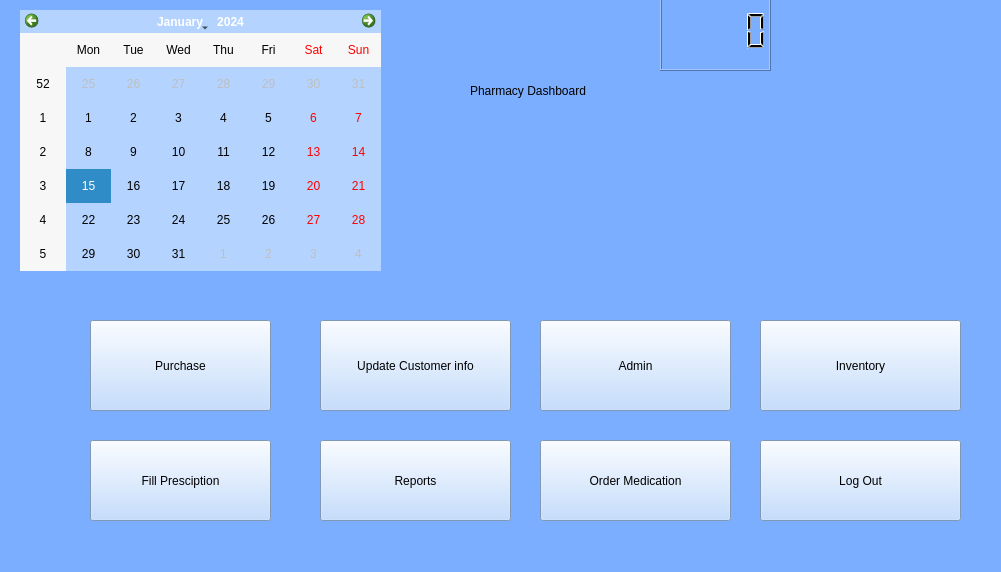
BennettPJ/SFWE403-Sem-Proj, file UI/Dashboard.ui: the form before one commit.
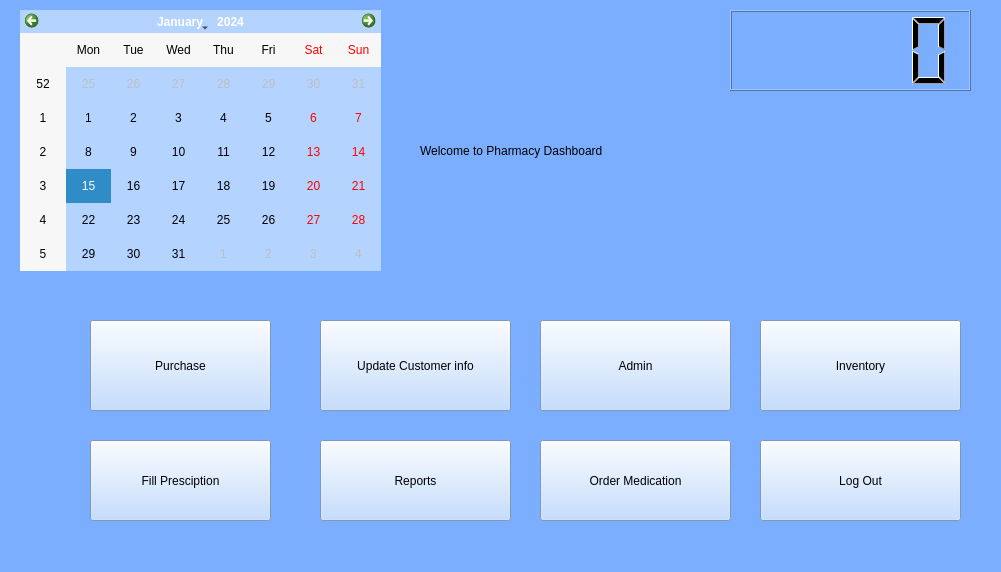
The form after the commit. Icons and pictures are not drawn.

The edit to the form file:
```diff
--- a/UI/Dashboard.ui
+++ b/UI/Dashboard.ui
@@ -123,9 +123,9 @@
    <widget class="QLabel" name="label">
     <property name="geometry">
      <rect>
-      <x>470</x>
-      <y>20</y>
-      <width>381</width>
+      <x>420</x>
+      <y>80</y>
+      <width>341</width>
       <height>141</height>
      </rect>
     </property>
@@ -140,7 +140,7 @@
 </string>
     </property>
     <property name="text">
-     <string>Pharmacy Dashboard</string>
+     <string>Welcome to Pharmacy Dashboard</string>
     </property>
     <property name="wordWrap">
      <bool>true</bool>
@@ -328,8 +328,8 @@
    <widget class="QLabel" name="label_2">
     <property name="geometry">
      <rect>
-      <x>840</x>
-      <y>50</y>
+      <x>830</x>
+      <y>120</y>
       <width>131</width>
       <height>181</height>
      </rect>
@@ -347,12 +347,24 @@
    <widget class="QLCDNumber" name="clock">
     <property name="geometry">
      <rect>
-      <x>660</x>
-      <y>-10</y>
-      <width>111</width>
+      <x>730</x>
+      <y>10</y>
+      <width>241</width>
       <height>81</height>
      </rect>
     </property>
+    <property name="font">
+     <font>
+      <family>MS Shell Dlg 2</family>
+      <pointsize>6</pointsize>
+      <weight>50</weight>
+      <italic>false</italic>
+      <bold>false</bold>
+     </font>
+    </property>
+    <property name="styleSheet">
+     <string notr="true">font: 6pt &quot;MS Shell Dlg 2&quot;;</string>
+    </property>
    </widget>
   </widget>
   <widget class="QMenuBar" name="menubar">
```
Left out of the diff: 4 changed lines with no effect on the pictures.
